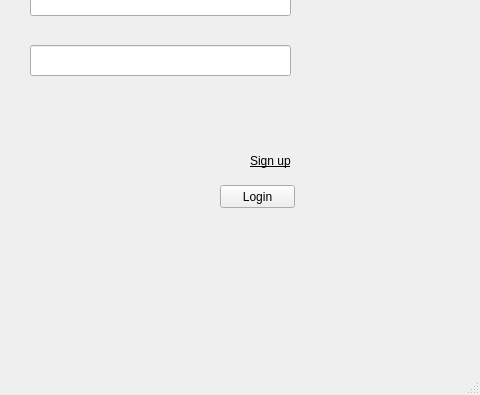
Above: program/view/uiFiles/login_page.ui from Couziii/Test-Charity-Event-Manager before the change; both pictures show x 320 to 800 and y 205 to 600 of the 800 by 600 pixel window. Below: the same form after it.
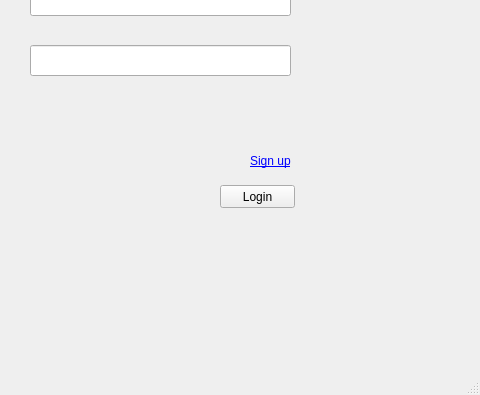
That is the form after the change.

Commit message: minor changes to make the code shorter

What changed in the file:
```diff
--- a/program/view/uiFiles/login_page.ui
+++ b/program/view/uiFiles/login_page.ui
@@ -44,6 +44,20 @@
     <property name="text">
      <string>Sign up</string>
     </property>
+    <property name="styleSheet">
+        <string notr="true">
+        QLabel {
+            color: blue;
+            text-decoration: underline; /* Makes it look like a hyperlink */
+        }
+        QLabel:hover {
+            color: darkblue; /* Changes the color when hovering */
+        }
+        </string>
+    </property>
+    <property name="cursor">
+        <enum>PointingHandCursor</enum>
+    </property>
    </widget>
    <widget class="QLineEdit" name="txt_user_id">
     <property name="geometry">
```
Lines whose indentation alone changed are shown as unchanged. The commit also changes 2 other files.
